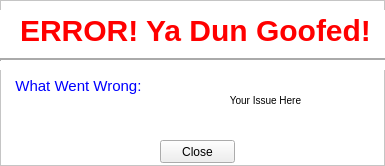
Before: the Qt Designer form app/ui/error.ui in alishan-kaisani/CS4400-GUI, drawn with Qt 5.
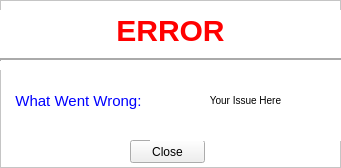
After: the same form once the commit is applied. Icons and pictures are not drawn.

Patch:
```diff
--- a/app/ui/error.ui
+++ b/app/ui/error.ui
@@ -6,8 +6,8 @@
    <rect>
     <x>0</x>
     <y>0</y>
-    <width>385</width>
-    <height>166</height>
+    <width>341</width>
+    <height>168</height>
    </rect>
   </property>
   <property name="windowTitle">
@@ -31,7 +31,7 @@
     <rect>
      <x>0</x>
      <y>10</y>
-     <width>391</width>
+     <width>341</width>
      <height>41</height>
     </rect>
    </property>
@@ -39,7 +39,7 @@
     <string notr="true">#errorLabel {font-size: 30px; color: red; font-weight: bold;}</string>
    </property>
    <property name="text">
-    <string>ERROR! Ya Dun Goofed!</string>
+    <string>ERROR</string>
    </property>
    <property name="alignment">
     <set>Qt::AlignCenter</set>
@@ -52,9 +52,9 @@
    <property name="geometry">
     <rect>
      <x>10</x>
-     <y>70</y>
+     <y>60</y>
      <width>141</width>
-     <height>31</height>
+     <height>81</height>
     </rect>
    </property>
    <property name="styleSheet">
@@ -73,7 +73,7 @@
   <widget class="QPushButton" name="closeButton">
    <property name="geometry">
     <rect>
-     <x>160</x>
+     <x>130</x>
      <y>140</y>
      <width>75</width>
      <height>23</height>
@@ -87,9 +87,9 @@
    <property name="geometry">
     <rect>
      <x>150</x>
-     <y>70</y>
-     <width>231</width>
-     <height>61</height>
+     <y>60</y>
+     <width>191</width>
+     <height>81</height>
     </rect>
    </property>
    <property name="styleSheet">
```
Left out of the diff: 3 changed lines with no effect on the pictures.
